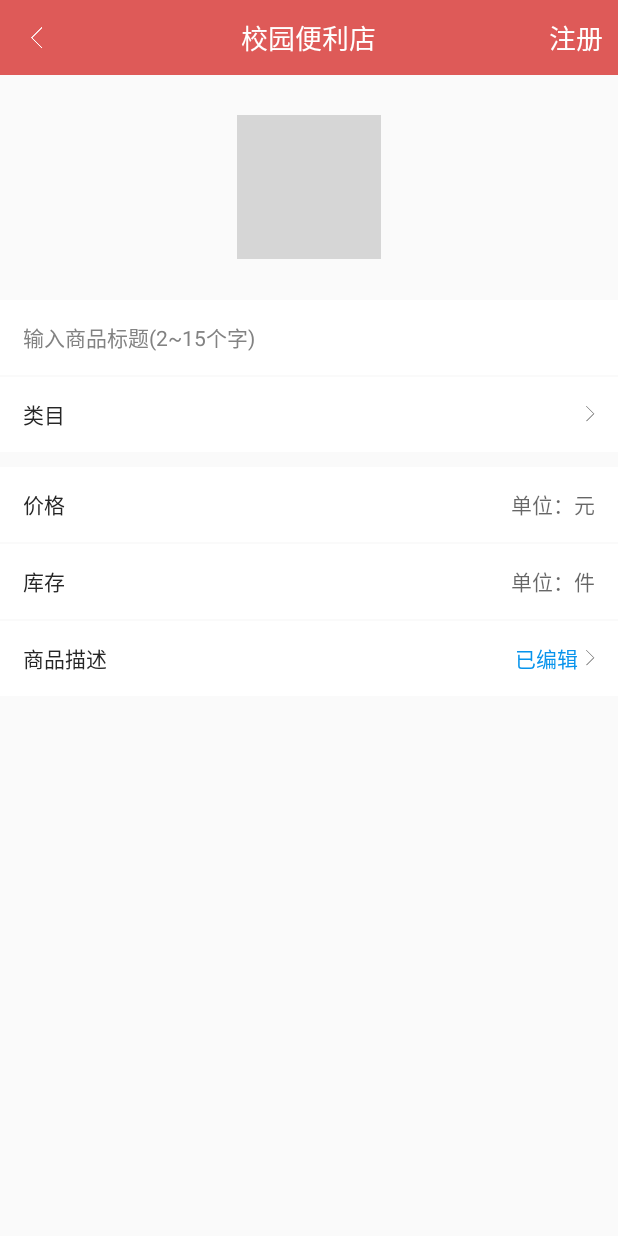
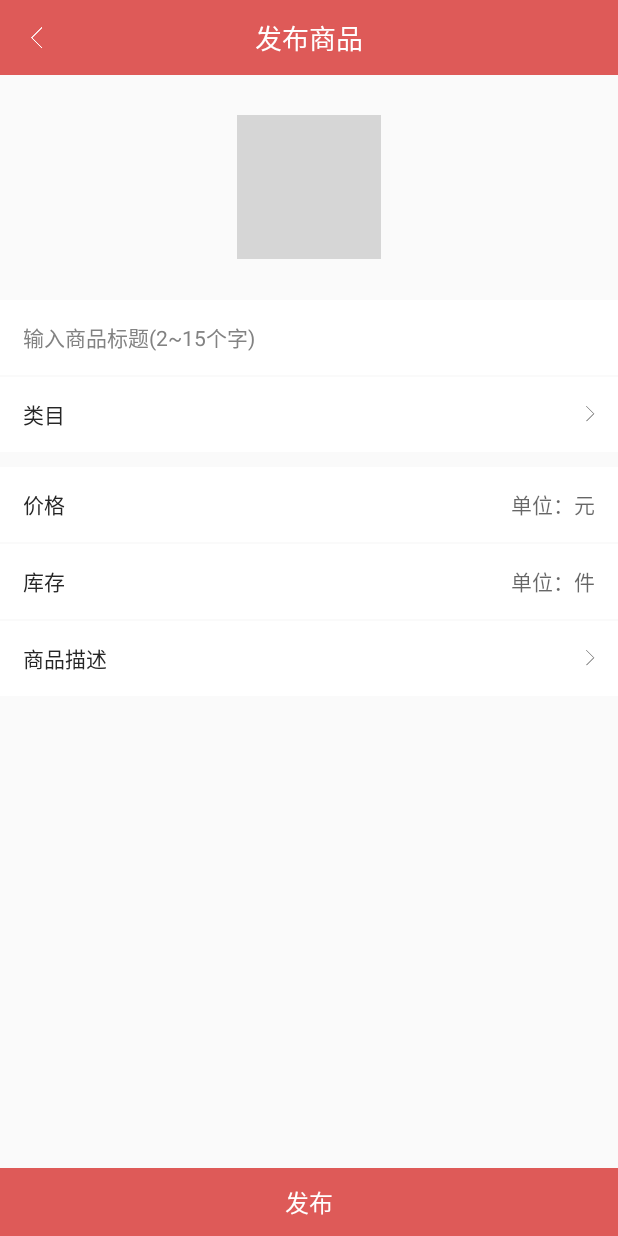
Before and after one commit to qiupengfei10/PartTimeJob, an Android app: the PushProductInfoActivity screen opened directly, with no data from a screen before it, on a phone screen of 412 x 824 dp. Run offline under Robolectric (Android 15) with nearby library versions, the phone set to English and light mode, and no system bars; libraries missing offline, so code that uses them is left out: cn.bmob.v3; grey boxes are pictures that could not be loaded.

Commit message:
上传商品

```diff
--- a/app/src/main/AndroidManifest.xml
+++ b/app/src/main/AndroidManifest.xml
@@ -64,6 +64,8 @@
         <activity android:name=".activity.MyShopActivity" />
         <activity android:name=".activity.PushShopInfoActivity"></activity>
         <activity android:name=".activity.PushProductInfoActivity"></activity>
+        <activity android:name=".activity.SelectSubActivity"></activity>
+        <activity android:name=".activity.ProductDetailTextActivity"></activity>
     </application>
 
 </manifest>
--- a/app/src/main/java/com/zhitou/job/parttimejob/activity/MyShopActivity.java
+++ b/app/src/main/java/com/zhitou/job/parttimejob/activity/MyShopActivity.java
@@ -95,7 +95,9 @@ public class MyShopActivity extends BaseActivity {
                 startActivity(new Intent(this,PushShopInfoActivity.class));
                 break;
             case R.id.ll_push_product:
-                startActivity(new Intent(this,PushProductInfoActivity.class));
+                Intent intent = new Intent(this,PushProductInfoActivity.class);
+                intent.putExtra("shop_id",myShop.getObjectId());
+                startActivity(intent);
                 break;
 
         }
--- a/app/src/main/java/com/zhitou/job/parttimejob/activity/PushProductInfoActivity.java
+++ b/app/src/main/java/com/zhitou/job/parttimejob/activity/PushProductInfoActivity.java
@@ -6,34 +6,79 @@ import android.net.Uri;
 import android.os.Bundle;
 import android.util.Log;
 import android.view.View;
+import android.widget.EditText;
 import android.widget.ImageView;
+import android.widget.TextView;
 
 import com.zhitou.job.parttimejob.R;
 import com.zhitou.job.parttimejob.base.BaseActivity;
+import com.zhitou.job.parttimejob.been.Product;
+import com.zhitou.job.parttimejob.been.ProductClassify;
 import com.zhitou.job.parttimejob.utils.ImageUtils;
+
+import java.io.File;
+import java.util.HashMap;
+import java.util.Map;
+import java.util.Set;
+
+import cn.bmob.v3.datatype.BmobFile;
+import cn.bmob.v3.exception.BmobException;
+import cn.bmob.v3.listener.SaveListener;
+import cn.bmob.v3.listener.UploadFileListener;
 
 /**
  * 上传商品信息
  */
 public class PushProductInfoActivity extends BaseActivity{
 
+    private String shop_id;
     private String path;
     private ImageView mIvProductImage;
+    private TextView mTvProductSub;
+    private Intent intent;
+    private TextView mTvProductDetail;
+
+    private String productDetail;
+    private ProductClassify sub;
+
+    private Map<TextView,String> map = new HashMap<>();
+    private EditText mEdtProductName;
+    private EditText mEdtProductPrice;
+    private EditText mEdtProductNumber;
+    private boolean isPass = true;
+
 
     @Override
     protected void onCreate(Bundle savedInstanceState) {
         super.onCreate(savedInstanceState);
         setContentView(R.layout.activity_push_product_info);
+        shop_id = getIntent().getStringExtra("shop_id");
         initView();
     }
 
     private void initView() {
+        setTitle("发布商品");
         mIvProductImage = (ImageView) findViewById(R.id.iv_product_image);
+        mTvProductSub = (TextView) findViewById(R.id.tv_product_sub);
+        mTvProductDetail = (TextView) findViewById(R.id.tv_product_detail);
+        mEdtProductName = (EditText)findViewById(R.id.edt_product_name);
+        mEdtProductPrice = (EditText)findViewById(R.id.edt_product_price);
+        mEdtProductNumber = (EditText)findViewById(R.id.edt_product_number);
+
+        map.put(mEdtProductName,"商品名称");
+        map.put(mTvProductSub,"类目");
+        map.put(mEdtProductPrice,"价格");
+        map.put(mEdtProductNumber,"库存");
+        map.put(mTvProductDetail,"商品描述");
     }
 
 
     public void click(View view){
         switch (view.getId()){
+            case R.id.tv_push:
+                //上传商品
+                pushProduct();
+                break;
             case R.id.iv_open_camera:
                 ImageUtils.showPopupWindow(this);
                 break;
@@ -48,12 +93,77 @@ public class PushProductInfoActivity extends BaseActivity{
             case R.id.tv_cancel:  //取消
                 ImageUtils.dismissPopupWindow();
                 break;
+            case R.id.tv_product_sub:  //选择类目
+                intent = new Intent(this,SelectSubActivity.class);
+                intent.putExtra("shop_id",shop_id);
+                startActivityForResult(intent,10);
+                break;
+            case R.id.tv_product_detail:  //选择类目
+                intent = new Intent(this,ProductDetailTextActivity.class);
+                if (productDetail != null && !productDetail.equals("")){
+                    intent.putExtra("detail",productDetail);
+                }
+                startActivityForResult(intent,11);
+                break;
         }
+    }
+
+    private void pushProduct() {
+        //上传图片
+        if (path == null || path.equals("")){
+            showToast("请上传商品图片！");
+            return;
+        }
+
+        //店铺图片上传成功
+        Set<TextView> key = map.keySet();
+        for (TextView k:key) {
+            if (k.getText().toString().trim().equals("")){
+                k.setHint("请填写"+map.get(k));
+                k.setHintTextColor(getResources().getColor(R.color.main_color));
+                isPass = false;
+            }
+        }
+
+        if (!isPass){
+            return;
+        }
+
+        final BmobFile file = new BmobFile(new File(path));
+        file.uploadblock(new UploadFileListener() {
+            @Override
+            public void done(BmobException e) {
+                //图片上传成功
+                if (e == null){
+                    Product product = new Product();
+                    product.setImage_url(file.getFileUrl());
+                    product.setName(mEdtProductName.getText().toString().trim());
+                    product.setPrice(Double.valueOf(mEdtProductPrice.getText().toString().trim()));
+//                    product.setba
+                    product.setStatus(productDetail);
+                    product.setShop_id(shop_id);
+                    product.setClassify_id(sub.getObjectId());
+                    //上传商品
+                    product.save(new SaveListener<String>() {
+                        @Override
+                        public void done(String s, BmobException e) {
+                            if (e == null){
+                                showToast("上传商品完成");
+                            }
+                        }
+                    });
+
+                }else {
+                    showToast("图片上传错误！");
+                }
+            }
+        });
     }
 
     @Override
     protected void onActivityResult(int requestCode, int resultCode, Intent data) {
         super.onActivityResult(requestCode, resultCode, data);
+        log("resultCode == " + resultCode);
         if (resultCode == RESULT_OK) { // 如果返回数据
             switch (requestCode) {
                 case OPEN_ALBUM:  //打开相册
@@ -91,6 +201,16 @@ public class PushProductInfoActivity extends BaseActivity{
                         }
                     }
                     break;
+                case 10:
+                    sub = (ProductClassify) data.getSerializableExtra("sub");
+                    mTvProductSub.setText(sub.getSubject());
+                    break;
+                case 11:
+                    productDetail = data.getStringExtra("detail");
+                    if (productDetail!= null && !productDetail.equals("")){
+                        mTvProductDetail.setText("已编辑");
+                    }
+                    break;
             }
         }
     }
--- a/app/src/main/java/com/zhitou/job/parttimejob/been/ProductClassify.java
+++ b/app/src/main/java/com/zhitou/job/parttimejob/been/ProductClassify.java
@@ -1,5 +1,6 @@
 package com.zhitou.job.parttimejob.been;
 
+import java.io.Serializable;
 import java.util.List;
 
 import cn.bmob.v3.BmobObject;
@@ -9,7 +10,7 @@ import cn.bmob.v3.BmobObject;
  *
  * 商品分类
  */
-public class ProductClassify extends BmobObject{
+public class ProductClassify extends BmobObject implements Serializable{
 
     private int index;  // 序号
 
--- a/app/src/main/res/layout/activity_push_product_info.xml
+++ b/app/src/main/res/layout/activity_push_product_info.xml
@@ -1,5 +1,9 @@
 <?xml version="1.0" encoding="utf-8"?>
-<LinearLayout xmlns:android="http://schemas.android.com/apk/res/android"
+<RelativeLayout
+    xmlns:android="http://schemas.android.com/apk/res/android"
+    android:layout_width="match_parent"
+    android:layout_height="match_parent">
+<LinearLayout
     android:orientation="vertical" android:layout_width="match_parent"
     android:layout_height="match_parent">
     <include layout="@layout/base_title"/>
@@ -9,6 +13,7 @@
         android:layout_height="150dp">
         <ImageView
             android:layout_width="match_parent"
+            android:scaleType="fitXY"
             android:background="@color/main_background"
             android:id="@+id/iv_product_image"
             android:layout_height="150dp" />
@@ -56,6 +61,8 @@
            android:id="@+id/tv_product_sub"
            android:layout_marginRight="5dp"
            android:gravity="right"
+           android:textColor="@color/text_blue_color"
+           android:onClick="click"
            android:layout_toLeftOf="@+id/iv_right1"
            android:layout_toRightOf="@+id/tv_leimu"
            android:layout_width="match_parent"
@@ -141,12 +148,26 @@
             android:id="@+id/tv_product_detail"
             android:layout_marginRight="5dp"
             android:gravity="right"
+            android:onClick="click"
             android:layout_toLeftOf="@+id/iv_right2"
             android:layout_toRightOf="@+id/tv_product_status"
             android:layout_width="match_parent"
-            android:text="已编辑"
             android:textColor="@color/text_blue_color"
             android:layout_centerVertical="true"
             android:layout_height="wrap_content" />
     </RelativeLayout>
 </LinearLayout>
+
+    <TextView
+        android:id="@+id/tv_push"
+        android:layout_width="match_parent"
+        android:layout_alignParentBottom="true"
+        android:text="发布"
+        android:textSize="16sp"
+        android:onClick="click"
+        android:gravity="center"
+        android:textColor="@color/white"
+        android:background="@color/main_color"
+        android:layout_height="45dp" />
+
+</RelativeLayout>
```
